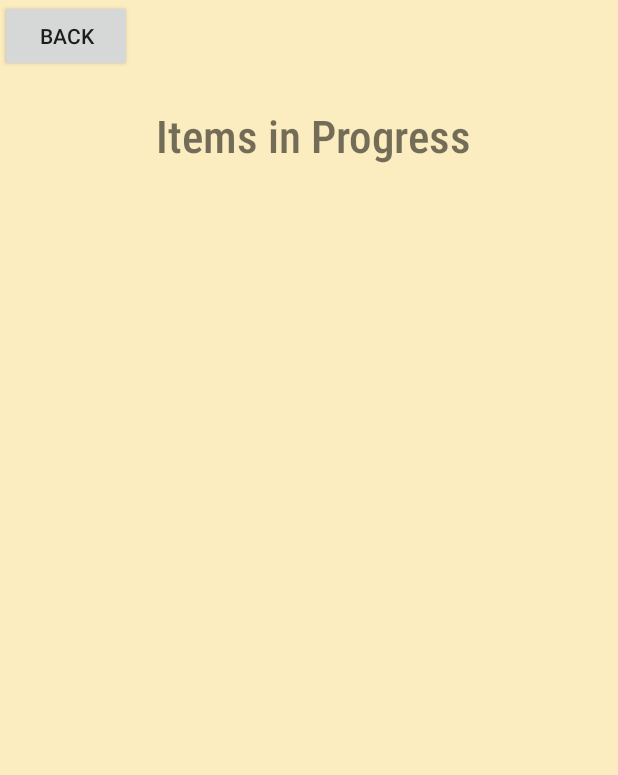
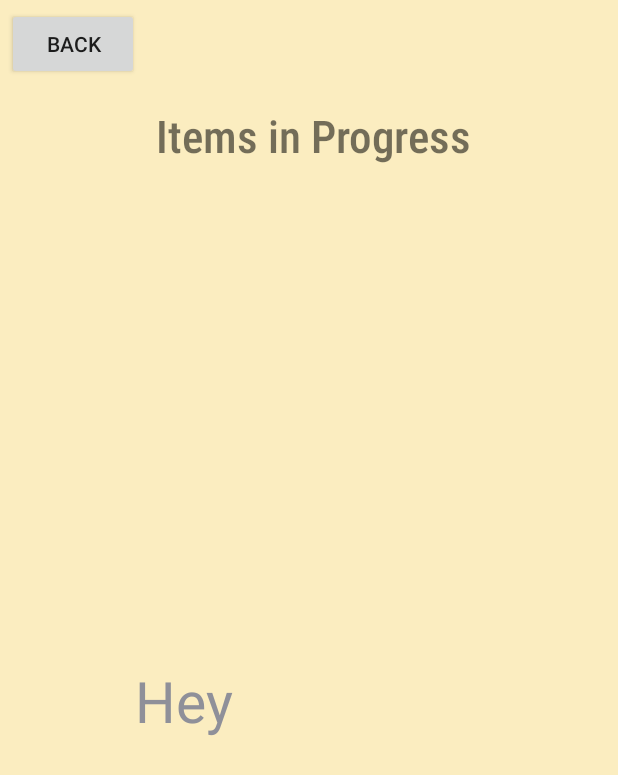
Before and after one commit to camgann/CleanUp, an Android app: the InProgressClass screen opened directly, with no data from a screen before it, on a phone screen of 412 x 824 dp. Shown: the top 775 px of the screen. Run offline under Robolectric (Android 15) with nearby library versions, the phone set to English and light mode, and no system bars.

```diff
--- a/CleanUpCapstone/app/src/main/java/com/example/cleanup_capstone/InProgressClass.java
+++ b/CleanUpCapstone/app/src/main/java/com/example/cleanup_capstone/InProgressClass.java
@@ -6,16 +6,61 @@ import android.content.Intent;
 import android.os.Bundle;
 import android.view.View;
 import android.widget.Button;
+import android.widget.TableLayout;
+import android.widget.TableRow;
+import android.widget.TextView;
+
+import java.util.ArrayList;
 
 
 public class InProgressClass extends Activity{
     Button backButton;
+    Button button;
+    TextView receiver_msg;
+    TableRow tableRow;
+    TextView textView;
+    TableLayout tableLayout;
+    ArrayList<String> receivedChoice = new ArrayList<String>();
 
     @Override
     public void onCreate(Bundle savedInstanceState){
         super.onCreate(savedInstanceState);
         setContentView(R.layout.inprogress);
         addListenerOnButton(R.id.backButton, backButton, ButtonSceneClass.class);
+        tableLayout = (TableLayout) findViewById(R.id.inProgressTableLayout);
+
+        receiver_msg = (TextView)findViewById(R.id.check);
+        Intent intent = getIntent();
+        String str = intent.getStringExtra("messageKey");
+        receiver_msg.setText(str);
+        receivedChoice.add((String)receiver_msg.getText());
+        addToTable();
+//        for (int i = 0; i < 4; i++) {
+//            tableRow = new TableRow(getApplicationContext());
+//            for (int j = 0; j < 3; j++) {
+//                textView = new TextView(getApplicationContext());
+//                textView.setText(receiver_msg.getText());
+//                //receiver_msg.setText(str);
+//                textView.setPadding(50, 100, 20, 20);
+//                tableRow.addView(textView);
+//            }
+//            tableLayout.addView(tableRow);
+//        }
+    }
+
+    public void addToTable(){
+        tableRow = new TableRow(getApplicationContext());
+        textView = new TextView(getApplicationContext());
+        textView.setText(receivedChoice.get(receivedChoice.size()-1));
+        textView.setTextSize(38);
+        textView.setPadding(50, 100, 20, 20);
+        tableRow.addView(textView);
+        textView = new TextView(getApplicationContext());
+        textView.setText("Hey");
+        textView.setTextSize(38);
+        tableRow.addView(textView);
+        tableLayout.addView(tableRow);
+
     }
 
     public void addListenerOnButton(int b, Button button1, Class c) {
--- a/CleanUpCapstone/app/src/main/res/layout/inprogress.xml
+++ b/CleanUpCapstone/app/src/main/res/layout/inprogress.xml
@@ -8,7 +8,9 @@
     <androidx.constraintlayout.widget.ConstraintLayout
         android:layout_width="match_parent"
         android:layout_height="match_parent"
-        android:background="#FBEDC0">
+        android:background="#FBEDC0"
+        tools:layout_editor_absoluteX="-128dp"
+        tools:layout_editor_absoluteY="0dp">
 
         <TextView
             android:id="@+id/inprogress_text"
@@ -26,26 +28,52 @@
             app:layout_constraintVertical_bias="0.095" />
 
         <TableLayout
-            android:layout_width="409dp"
-            android:layout_height="584dp"
-            tools:layout_editor_absoluteX="1dp"
-            tools:layout_editor_absoluteY="146dp">
+            android:id="@+id/inProgressTableLayout"
+            android:layout_width="324dp"
+            android:layout_height="351dp"
+            android:textSize="30sp"
+            app:layout_constraintBottom_toBottomOf="parent"
+            app:layout_constraintEnd_toEndOf="parent"
+            app:layout_constraintHorizontal_bias="0.494"
+            app:layout_constraintStart_toStartOf="parent"
+            app:layout_constraintTop_toTopOf="parent"
+            app:layout_constraintVertical_bias="0.792">
 
             <TableRow
                 android:layout_width="match_parent"
-                android:layout_height="match_parent" />
+                android:layout_height="35dp"
+                app:layout_constraintBottom_toBottomOf="parent"
+                app:layout_constraintEnd_toEndOf="parent"
+                app:layout_constraintHorizontal_bias="0.505"
+                app:layout_constraintStart_toStartOf="parent"
+                app:layout_constraintTop_toTopOf="parent" />
 
             <TableRow
                 android:layout_width="match_parent"
-                android:layout_height="match_parent" />
+                android:layout_height="match_parent"
+                app:layout_constraintBottom_toBottomOf="parent"
+                app:layout_constraintEnd_toEndOf="parent"
+                app:layout_constraintHorizontal_bias="0.505"
+                app:layout_constraintStart_toStartOf="parent"
+                app:layout_constraintTop_toTopOf="parent" />
 
             <TableRow
                 android:layout_width="match_parent"
-                android:layout_height="match_parent" />
+                android:layout_height="match_parent"
+                app:layout_constraintBottom_toBottomOf="parent"
+                app:layout_constraintEnd_toEndOf="parent"
+                app:layout_constraintHorizontal_bias="0.505"
+                app:layout_constraintStart_toStartOf="parent"
+                app:layout_constraintTop_toTopOf="parent" />
 
             <TableRow
                 android:layout_width="match_parent"
-                android:layout_height="match_parent" />
+                android:layout_height="match_parent"
+                app:layout_constraintBottom_toBottomOf="parent"
+                app:layout_constraintEnd_toEndOf="parent"
+                app:layout_constraintHorizontal_bias="0.505"
+                app:layout_constraintStart_toStartOf="parent"
+                app:layout_constraintTop_toTopOf="parent" />
         </TableLayout>
 
         <Button
@@ -53,7 +81,25 @@
             android:layout_width="wrap_content"
             android:layout_height="wrap_content"
             android:text="Back"
-            tools:layout_editor_absoluteX="5dp" />
+            app:layout_constraintBottom_toBottomOf="parent"
+            app:layout_constraintEnd_toEndOf="parent"
+            app:layout_constraintHorizontal_bias="0.015"
+            app:layout_constraintStart_toStartOf="parent"
+            app:layout_constraintTop_toTopOf="parent"
+            app:layout_constraintVertical_bias="0.007" />
+
+        <TextView
+            android:id="@+id/check"
+            android:layout_width="203dp"
+            android:layout_height="149dp"
+            android:text="TextView"
+            android:textSize="34sp"
+            app:layout_constraintBottom_toBottomOf="parent"
+            app:layout_constraintEnd_toEndOf="parent"
+            app:layout_constraintHorizontal_bias="0.288"
+            app:layout_constraintStart_toStartOf="parent"
+            app:layout_constraintTop_toTopOf="parent"
+            app:layout_constraintVertical_bias="0.261" />
 
     </androidx.constraintlayout.widget.ConstraintLayout>
 </androidx.constraintlayout.widget.ConstraintLayout>
```
Also changed, not shown: CleanUpCapstone/app/src/main/java/com/example/cleanup_capstone/NewSceneClass.java (+67 -0 lines), CleanUpCapstone/app/src/main/res/layout/newscene.xml (+22 -10 lines).
